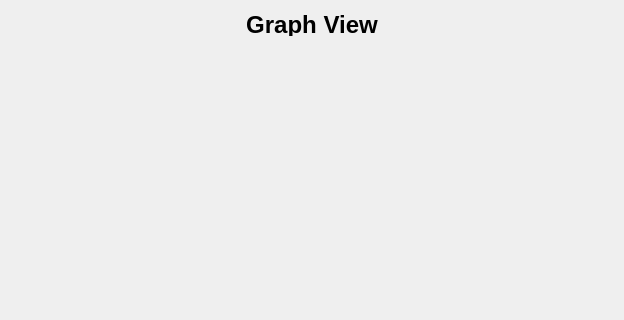
This is src/jceData/Grades/graph/gradegraph.ui in liranbg/JCEaverageCalculator as Qt 5 draws it before an edit; both pictures show x 0 to 624 and y 0 to 320 of the 624 by 531 pixel window. The edited form follows.
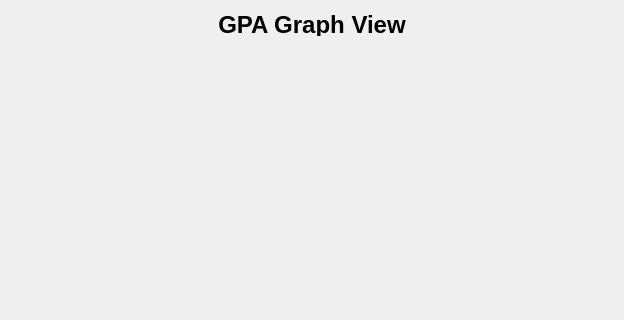
This is the edited form. Icons and pictures are not drawn. Custom widgets are drawn as their Qt base class.

Commit message: graph view, parent pointer to table

Diff of the .ui file:
```diff
--- a/src/jceData/Grades/graph/gradegraph.ui
+++ b/src/jceData/Grades/graph/gradegraph.ui
@@ -29,7 +29,7 @@
       </size>
      </property>
      <property name="text">
-      <string>&lt;html&gt;&lt;head/&gt;&lt;body&gt;&lt;p align=&quot;center&quot;&gt;&lt;span style=&quot; font-size:18pt; font-weight:600;&quot;&gt;Graph View&lt;/span&gt;&lt;/p&gt;&lt;/body&gt;&lt;/html&gt;</string>
+      <string>&lt;html&gt;&lt;head/&gt;&lt;body&gt;&lt;p align=&quot;center&quot;&gt;&lt;span style=&quot; font-size:18pt; font-weight:600;&quot;&gt;GPA Graph View&lt;/span&gt;&lt;/p&gt;&lt;/body&gt;&lt;/html&gt;</string>
      </property>
     </widget>
    </item>
```
Left out of the diff: 10 changed lines with no effect on the pictures. The commit also changes 5 other files.
